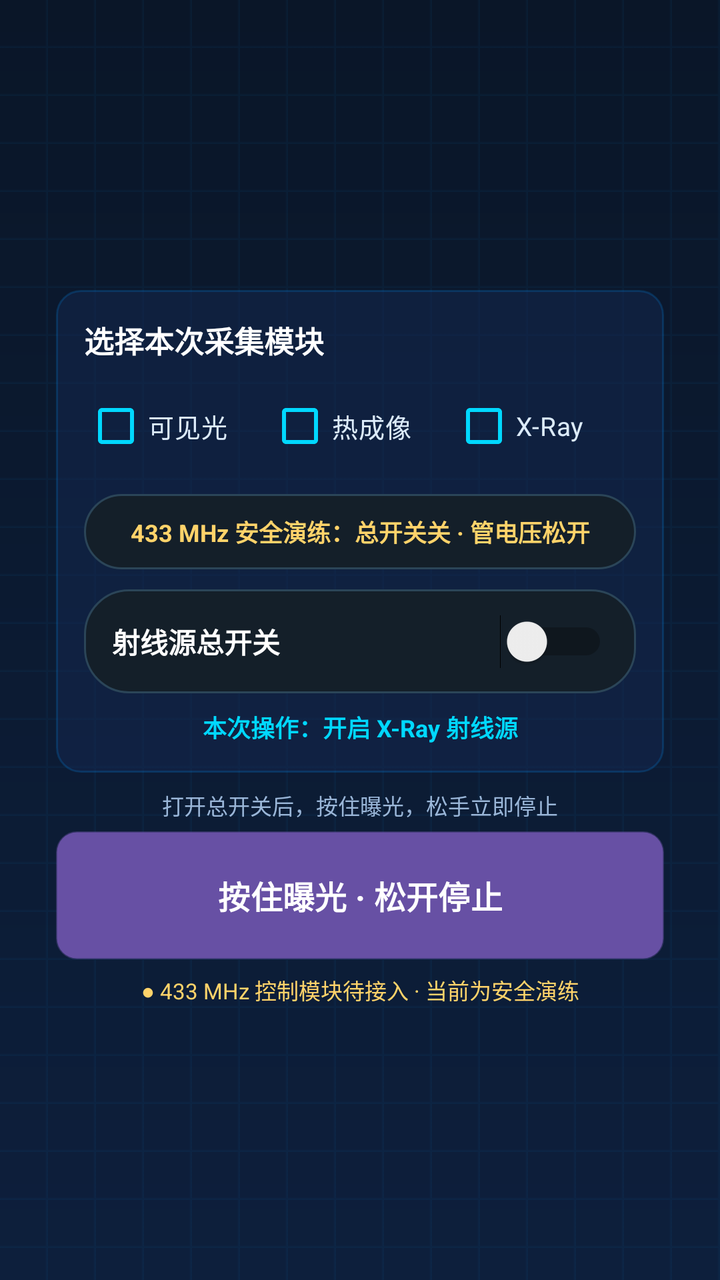
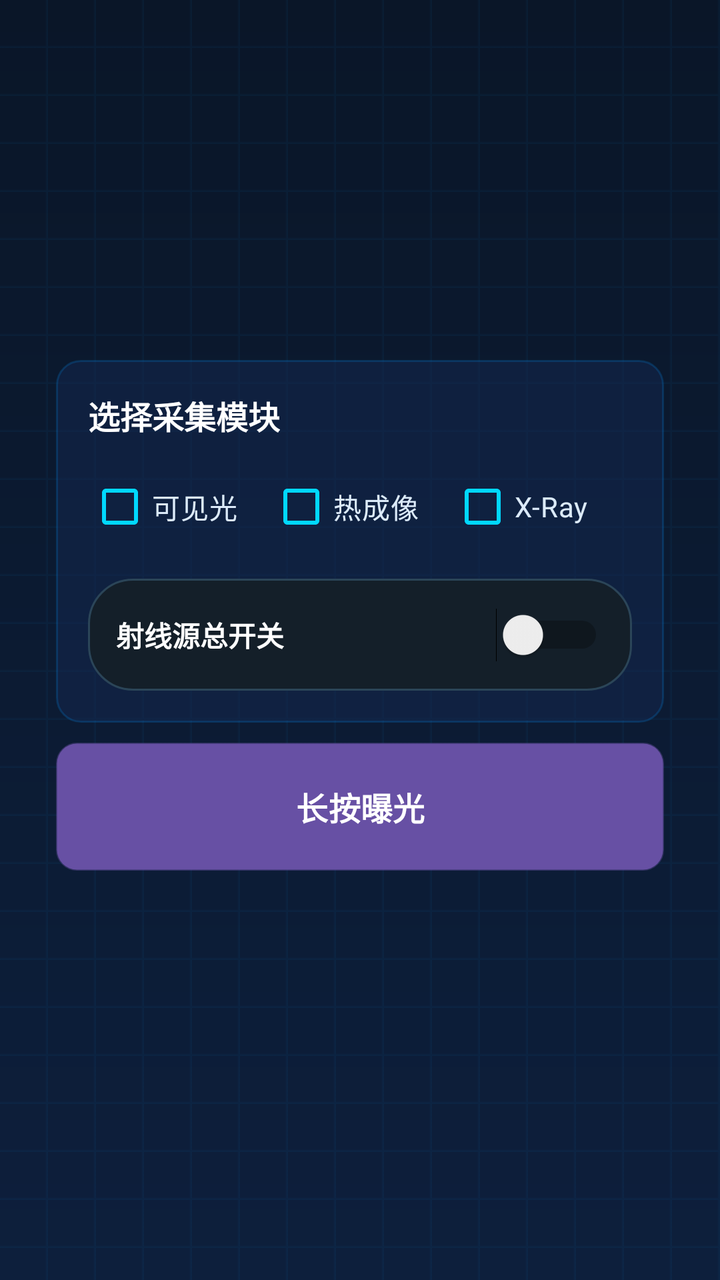

Two renders of the same Android screen: before a commit and after it. Below are the layout's source before the change and the commit's diff.
<!-- AndroidManifest.xml: application theme Theme.WeiguangDRController -->
<!-- res/layout/fragment_exposure_prepare.xml -->
<?xml version="1.0" encoding="utf-8"?>
<ScrollView xmlns:android="http://schemas.android.com/apk/res/android"
    android:layout_width="match_parent"
    android:layout_height="match_parent"
    android:background="@drawable/bg_root_gradient"
    android:fillViewport="true"
    android:scrollbars="none">

    <LinearLayout
        android:layout_width="match_parent"
        android:layout_height="wrap_content"
        android:gravity="center"
        android:orientation="vertical"
        android:padding="28dp">

        <LinearLayout
            android:layout_width="match_parent"
            android:layout_height="wrap_content"
            android:background="@drawable/bg_card_tech"
            android:orientation="vertical"
            android:padding="12dp"
            android:visibility="gone">

            <TextView
                android:layout_width="wrap_content"
                android:layout_height="wrap_content"
                android:text="曝光设备控制"
                android:textColor="#FFFFFF"
                android:textSize="16sp"
                android:textStyle="bold" />

            <LinearLayout
                android:layout_width="match_parent"
                android:layout_height="wrap_content"
                android:layout_marginTop="10dp"
                android:orientation="horizontal">

                <Button
                    android:id="@+id/cameraControlButton"
                    style="?android:attr/borderlessButtonStyle"
                    android:layout_width="0dp"
                    android:layout_height="58dp"
                    android:layout_weight="1"
                    android:background="@drawable/bg_card_tech_clickable"
                    android:text="摄像头\n检查预览"
                    android:textAllCaps="false"
                    android:textColor="#DCEBFA"
                    android:textSize="12sp" />

                <Space android:layout_width="6dp" android:layout_height="1dp" />

                <Button
                    android:id="@+id/thermalControlButton"
                    style="?android:attr/borderlessButtonStyle"
                    android:layout_width="0dp"
                    android:layout_height="58dp"
                    android:layout_weight="1"
                    android:background="@drawable/bg_card_tech_clickable"
                    android:text="热成像\n检查预览"
                    android:textAllCaps="false"
                    android:textColor="#DCEBFA"
                    android:textSize="12sp" />

                <Space android:layout_width="6dp" android:layout_height="1dp" />

                <Button
                    android:id="@+id/xrayControlButton"
                    style="?android:attr/borderlessButtonStyle"
                    android:layout_width="0dp"
                    android:layout_height="58dp"
                    android:layout_weight="1"
                    android:background="@drawable/bg_card_tech_clickable"
                    android:text="X-Ray\n接口待接入"
                    android:textAllCaps="false"
                    android:textColor="#FFD36A"
                    android:textSize="12sp" />
            </LinearLayout>

            <Button
                android:id="@+id/enableAllButton"
                android:layout_width="match_parent"
                android:layout_height="42dp"
                android:layout_marginTop="8dp"
                android:background="@drawable/bg_btn_new"
                android:text="一键检查三路设备"
                android:textAllCaps="false"
                android:textColor="#FFFFFF"
                android:textSize="13sp"
                android:textStyle="bold" />

            <TextView
                android:id="@+id/deviceStatusText"
                android:layout_width="match_parent"
                android:layout_height="wrap_content"
                android:layout_marginTop="8dp"
                android:text="正在读取设备状态…"
                android:textColor="#9AB6D8"
                android:textSize="11sp" />
        </LinearLayout>

        <LinearLayout
            android:layout_width="match_parent"
            android:layout_height="wrap_content"
            android:layout_marginTop="6dp"
            android:background="@drawable/bg_card_tech"
            android:orientation="vertical"
            android:padding="12dp"
            android:visibility="gone">

            <TextView
                android:layout_width="wrap_content"
                android:layout_height="wrap_content"
                android:text="曝光前确认"
                android:textColor="#FFFFFF"
                android:textSize="15sp"
                android:textStyle="bold" />

            <LinearLayout
                android:layout_width="match_parent"
                android:layout_height="wrap_content"
                android:layout_marginTop="8dp"
                android:orientation="horizontal">

                <TextView
                    android:id="@+id/cameraPreviewEntry"
                    android:layout_width="0dp"
                    android:layout_height="72dp"
                    android:layout_weight="1"
                    android:background="@drawable/bg_card_tech_clickable"
                    android:clickable="true"
                    android:focusable="true"
                    android:gravity="center"
                    android:text="摄像头画面\n点击查看"
                    android:textColor="#C8D8E8"
                    android:textSize="12sp" />

                <Space android:layout_width="8dp" android:layout_height="1dp" />

                <TextView
                    android:id="@+id/thermalPreviewEntry"
                    android:layout_width="0dp"
                    android:layout_height="72dp"
                    android:layout_weight="1"
                    android:background="@drawable/bg_card_tech_clickable"
                    android:clickable="true"
                    android:focusable="true"
                    android:gravity="center"
                    android:text="热成像画面\n点击查看"
                    android:textColor="#C8D8E8"
                    android:textSize="12sp" />
            </LinearLayout>

            <TextView
                android:id="@+id/radarStatusText"
                android:layout_width="match_parent"
                android:layout_height="wrap_content"
                android:layout_marginTop="10dp"
                android:background="@drawable/bg_input_box"
                android:padding="10dp"
                android:text="毫米波雷达：正在读取…"
                android:textColor="#DCEBFA"
                android:textSize="12sp"
                android:lineSpacingExtra="3dp" />
        </LinearLayout>

        <LinearLayout
            android:layout_width="match_parent"
            android:layout_height="wrap_content"
            android:layout_marginTop="8dp"
            android:background="@drawable/bg_card_tech"
            android:orientation="vertical"
            android:padding="14dp">

            <TextView android:layout_width="wrap_content" android:layout_height="wrap_content"
                android:text="选择本次采集模块" android:textColor="#FFFFFF"
                android:textSize="15sp" android:textStyle="bold" />

            <LinearLayout android:layout_width="match_parent" android:layout_height="wrap_content"
                android:layout_marginTop="8dp" android:gravity="center" android:orientation="horizontal">
                <CheckBox android:id="@+id/selectCameraCheck" android:layout_width="0dp"
                    android:layout_height="wrap_content" android:layout_weight="1"
                    android:buttonTint="#00D8FF" android:text="可见光"
                    android:textColor="#DCEBFA" android:textSize="13sp" />
                <CheckBox android:id="@+id/selectThermalCheck" android:layout_width="0dp"
                    android:layout_height="wrap_content" android:layout_weight="1"
                    android:buttonTint="#00D8FF" android:text="热成像"
                    android:textColor="#DCEBFA" android:textSize="13sp" />
                <CheckBox android:id="@+id/selectXrayCheck" android:layout_width="0dp"
                    android:layout_height="wrap_content" android:layout_weight="1"
                    android:buttonTint="#00D8FF" android:checked="true" android:text="X-Ray"
                    android:textColor="#DCEBFA" android:textSize="13sp" />
            </LinearLayout>

            <TextView
                android:id="@+id/xraySequenceStatusText"
                android:layout_width="match_parent"
                android:layout_height="wrap_content"
                android:layout_marginTop="10dp"
                android:background="@drawable/bg_input_box"
                android:gravity="center"
                android:padding="10dp"
                android:text="433 MHz 安全演练：总开关关 · 管电压松开"
                android:textColor="#FFD36A"
                android:textSize="12sp"
                android:textStyle="bold" />

            <Switch
                android:id="@+id/xrayMasterSwitch"
                android:layout_width="match_parent"
                android:layout_height="52dp"
                android:layout_marginTop="10dp"
                android:background="@drawable/bg_input_box"
                android:paddingStart="14dp"
                android:paddingEnd="14dp"
                android:showText="false"
                android:text="射线源总开关"
                android:textColor="#FFFFFF"
                android:textSize="14sp"
                android:textStyle="bold" />

            <TextView
                android:id="@+id/selectionSummaryText"
                android:layout_width="match_parent"
                android:layout_height="wrap_content"
                android:layout_marginTop="8dp"
                android:gravity="center"
                android:text="本次操作：开启 X-Ray 射线源"
                android:textColor="#00D8FF"
                android:textSize="12sp"
                android:textStyle="bold" />
        </LinearLayout>

        <TextView
            android:id="@+id/exposureHintText"
            android:layout_width="match_parent"
            android:layout_height="wrap_content"
            android:layout_marginTop="8dp"
            android:gravity="center"
            android:text="打开总开关后，按住曝光，松手立即停止"
            android:textColor="#9AB6D8"
            android:textSize="11sp" />

        <Button
            android:id="@+id/exposureButton"
            android:layout_width="match_parent"
            android:layout_height="64dp"
            android:layout_marginTop="5dp"
            android:background="@drawable/bg_exposure_hold"
            android:text="按住曝光 · 松开停止"
            android:textAllCaps="false"
            android:textColor="#FFFFFF"
            android:textSize="16sp"
            android:textStyle="bold" />

        <TextView
            android:id="@+id/exposureResultText"
            android:layout_width="match_parent"
            android:layout_height="wrap_content"
            android:layout_marginTop="7dp"
            android:gravity="center"
            android:text="● 433 MHz 控制模块待接入 · 当前为安全演练"
            android:textColor="#FFD36A"
            android:textSize="11sp" />
    </LinearLayout>
</ScrollView>
<!-- resources referenced by this layout -->
<resources>
  <!-- drawable bg_btn_new (drawable) -->
  <?xml version="1.0" encoding="utf-8"?>
  <shape xmlns:android="http://schemas.android.com/apk/res/android"
      android:shape="rectangle">
      <gradient
          android:angle="0"
          android:startColor="#0088FF"
          android:endColor="#00CCFF" />
      <corners android:radius="8dp" />
  </shape>
  <!-- drawable bg_card_tech (drawable) -->
  <?xml version="1.0" encoding="utf-8"?>
  <shape xmlns:android="http://schemas.android.com/apk/res/android"
      android:shape="rectangle">
      <solid android:color="#80142850" />
      <corners android:radius="12dp" />
      <stroke
          android:width="1dp"
          android:color="#330096FF" />
  </shape>
  <!-- drawable bg_card_tech_clickable (drawable) -->
  <?xml version="1.0" encoding="utf-8"?>
  <selector xmlns:android="http://schemas.android.com/apk/res/android">
      <item android:state_pressed="true">
          <shape android:shape="rectangle">
              <solid android:color="#B0284068" />
              <corners android:radius="12dp" />
              <stroke
                  android:width="2dp"
                  android:color="#A000B4FF" />
          </shape>
      </item>
      <item android:state_focused="true">
          <shape android:shape="rectangle">
              <solid android:color="#99142850" />
              <corners android:radius="12dp" />
              <stroke
                  android:width="2dp"
                  android:color="#8000B4FF" />
          </shape>
      </item>
      <item>
          <shape android:shape="rectangle">
              <solid android:color="#80142850" />
              <corners android:radius="12dp" />
              <stroke
                  android:width="1dp"
                  android:color="#330096FF" />
          </shape>
      </item>
  </selector>
  <!-- drawable bg_exposure_hold (drawable) -->
  <?xml version="1.0" encoding="utf-8"?>
  <selector xmlns:android="http://schemas.android.com/apk/res/android">
      <item android:state_pressed="true">
          <shape android:shape="rectangle">
              <gradient android:angle="0" android:startColor="#FF8A00" android:endColor="#FFB800" />
              <corners android:radius="10dp" />
              <stroke android:width="2dp" android:color="#FFFFD36A" />
          </shape>
      </item>
      <item>
          <shape android:shape="rectangle">
              <gradient android:angle="0" android:startColor="#007ACC" android:endColor="#00B4FF" />
              <corners android:radius="10dp" />
              <stroke android:width="1dp" android:color="#6600D8FF" />
          </shape>
      </item>
  </selector>
  <!-- drawable bg_input_box (drawable) -->
  <?xml version="1.0" encoding="utf-8"?>
  <shape xmlns:android="http://schemas.android.com/apk/res/android">
      <solid android:color="#141F29" />
      <corners android:radius="22dp" />
      <stroke
          android:width="1dp"
          android:color="#2B4558" />
  </shape>
  <!-- drawable bg_root_gradient (drawable) -->
  <?xml version="1.0" encoding="utf-8"?>
  <layer-list xmlns:android="http://schemas.android.com/apk/res/android">
      <item>
          <shape android:shape="rectangle">
              <gradient
                  android:angle="270"
                  android:startColor="#0A1628"
                  android:endColor="#0D1F3C" />
          </shape>
      </item>
      <item>
          <bitmap
              android:gravity="fill"
              android:src="@drawable/grid_pattern"
              android:tileMode="repeat" />
      </item>
  </layer-list>
  <style name="Theme.WeiguangDRController" parent="Base.Theme.WeiguangDRController" />
  <!-- drawable grid_pattern: png bitmap (drawable, 115 bytes) -->
  <style name="Base.Theme.WeiguangDRController" parent="Theme.Material3.DayNight.NoActionBar">
          
          
      </style>
</resources>

<!-- the commit's change to res/layout/fragment_exposure_prepare.xml (unified diff, before → after) -->
@@ -18,13 +18,12 @@
             android:layout_height="wrap_content"
             android:background="@drawable/bg_card_tech"
             android:orientation="vertical"
-            android:padding="12dp"
-            android:visibility="gone">
+            android:padding="16dp">
 
             <TextView
                 android:layout_width="wrap_content"
                 android:layout_height="wrap_content"
-                android:text="曝光设备控制"
+                android:text="选择采集模块"
                 android:textColor="#FFFFFF"
                 android:textSize="16sp"
                 android:textStyle="bold" />
@@ -33,182 +32,46 @@
                 android:layout_width="match_parent"
                 android:layout_height="wrap_content"
                 android:layout_marginTop="10dp"
+                android:gravity="center"
                 android:orientation="horizontal">
 
-                <Button
-                    android:id="@+id/cameraControlButton"
-                    style="?android:attr/borderlessButtonStyle"
+                <CheckBox
+                    android:id="@+id/selectCameraCheck"
                     android:layout_width="0dp"
-                    android:layout_height="58dp"
+                    android:layout_height="wrap_content"
                     android:layout_weight="1"
-                    android:background="@drawable/bg_card_tech_clickable"
-                    android:text="摄像头\n检查预览"
-                    android:textAllCaps="false"
+                    android:buttonTint="#00D8FF"
+                    android:text="可见光"
                     android:textColor="#DCEBFA"
-                    android:textSize="12sp" />
+                    android:textSize="14sp" />
 
-                <Space android:layout_width="6dp" android:layout_height="1dp" />
+                <CheckBox
+                    android:id="@+id/selectThermalCheck"
+                    android:layout_width="0dp"
+                    android:layout_height="wrap_content"
+                    android:layout_weight="1"
+                    android:buttonTint="#00D8FF"
+                    android:text="热成像"
+                    android:textColor="#DCEBFA"
+                    android:textSize="14sp" />
 
-                <Button
-                    android:id="@+id/thermalControlButton"
-                    style="?android:attr/borderlessButtonStyle"
+                <CheckBox
+                    android:id="@+id/selectXrayCheck"
                     android:layout_width="0dp"
-                    android:layout_height="58dp"
+                    android:layout_height="wrap_content"
                     android:layout_weight="1"
-                    android:background="@drawable/bg_card_tech_clickable"
-                    android:text="热成像\n检查预览"
-                    android:textAllCaps="false"
+                    android:buttonTint="#00D8FF"
+                    android:checked="true"
+                    android:text="X-Ray"
                     android:textColor="#DCEBFA"
-                    android:textSize="12sp" />
-
-                <Space android:layout_width="6dp" android:layout_height="1dp" />
-
-                <Button
-                    android:id="@+id/xrayControlButton"
-                    style="?android:attr/borderlessButtonStyle"
-                    android:layout_width="0dp"
-                    android:layout_height="58dp"
-                    android:layout_weight="1"
-                    android:background="@drawable/bg_card_tech_clickable"
-                    android:text="X-Ray\n接口待接入"
-                    android:textAllCaps="false"
-                    android:textColor="#FFD36A"
-                    android:textSize="12sp" />
+                    android:textSize="14sp" />
             </LinearLayout>
-
-            <Button
-                android:id="@+id/enableAllButton"
-                android:layout_width="match_parent"
-                android:layout_height="42dp"
-                android:layout_marginTop="8dp"
-                android:background="@drawable/bg_btn_new"
-                android:text="一键检查三路设备"
-                android:textAllCaps="false"
-                android:textColor="#FFFFFF"
-                android:textSize="13sp"
-                android:textStyle="bold" />
-
-            <TextView
-                android:id="@+id/deviceStatusText"
-                android:layout_width="match_parent"
-                android:layout_height="wrap_content"
-                android:layout_marginTop="8dp"
-                android:text="正在读取设备状态…"
-                android:textColor="#9AB6D8"
-                android:textSize="11sp" />
-        </LinearLayout>
-
-        <LinearLayout
-            android:layout_width="match_parent"
-            android:layout_height="wrap_content"
-            android:layout_marginTop="6dp"
-            android:background="@drawable/bg_card_tech"
-            android:orientation="vertical"
-            android:padding="12dp"
-            android:visibility="gone">
-
-            <TextView
-                android:layout_width="wrap_content"
-                android:layout_height="wrap_content"
-                android:text="曝光前确认"
-                android:textColor="#FFFFFF"
-                android:textSize="15sp"
-                android:textStyle="bold" />
-
-            <LinearLayout
-                android:layout_width="match_parent"
-                android:layout_height="wrap_content"
-                android:layout_marginTop="8dp"
-                android:orientation="horizontal">
-
-                <TextView
-                    android:id="@+id/cameraPreviewEntry"
-                    android:layout_width="0dp"
-                    android:layout_height="72dp"
-                    android:layout_weight="1"
-                    android:background="@drawable/bg_card_tech_clickable"
-                    android:clickable="true"
-                    android:focusable="true"
-                    android:gravity="center"
-                    android:text="摄像头画面\n点击查看"
-                    android:textColor="#C8D8E8"
-                    android:textSize="12sp" />
-
-                <Space android:layout_width="8dp" android:layout_height="1dp" />
-
-                <TextView
-                    android:id="@+id/thermalPreviewEntry"
-                    android:layout_width="0dp"
-                    android:layout_height="72dp"
-                    android:layout_weight="1"
-                    android:background="@drawable/bg_card_tech_clickable"
-                    android:clickable="true"
-                    android:focusable="true"
-                    android:gravity="center"
-                    android:text="热成像画面\n点击查看"
-                    android:textColor="#C8D8E8"
-                    android:textSize="12sp" />
-            </LinearLayout>
-
-            <TextView
-                android:id="@+id/radarStatusText"
-                android:layout_width="match_parent"
-                android:layout_height="wrap_content"
-                android:layout_marginTop="10dp"
-                android:background="@drawable/bg_input_box"
-                android:padding="10dp"
-                android:text="毫米波雷达：正在读取…"
-                android:textColor="#DCEBFA"
-                android:textSize="12sp"
-                android:lineSpacingExtra="3dp" />
-        </LinearLayout>
-
-        <LinearLayout
-            android:layout_width="match_parent"
-            android:layout_height="wrap_content"
-            android:layout_marginTop="8dp"
-            android:background="@drawable/bg_card_tech"
-            android:orientation="vertical"
-            android:padding="14dp">
-
-            <TextView android:layout_width="wrap_content" android:layout_height="wrap_content"
-                android:text="选择本次采集模块" android:textColor="#FFFFFF"
-                android:textSize="15sp" android:textStyle="bold" />
-
-            <LinearLayout android:layout_width="match_parent" android:layout_height="wrap_content"
-                android:layout_marginTop="8dp" android:gravity="center" android:orientation="horizontal">
-                <CheckBox android:id="@+id/selectCameraCheck" android:layout_width="0dp"
-                    android:layout_height="wrap_content" android:layout_weight="1"
-                    android:buttonTint="#00D8FF" android:text="可见光"
-                    android:textColor="#DCEBFA" android:textSize="13sp" />
-                <CheckBox android:id="@+id/selectThermalCheck" android:layout_width="0dp"
-                    android:layout_height="wrap_content" android:layout_weight="1"
-                    android:buttonTint="#00D8FF" android:text="热成像"
-                    android:textColor="#DCEBFA" android:textSize="13sp" />
-                <CheckBox android:id="@+id/selectXrayCheck" android:layout_width="0dp"
-                    android:layout_height="wrap_content" android:layout_weight="1"
-                    android:buttonTint="#00D8FF" android:checked="true" android:text="X-Ray"
-                    android:textColor="#DCEBFA" android:textSize="13sp" />
-            </LinearLayout>
-
-            <TextView
-                android:id="@+id/xraySequenceStatusText"
-                android:layout_width="match_parent"
-                android:layout_height="wrap_content"
-                android:layout_marginTop="10dp"
-                android:background="@drawable/bg_input_box"
-                android:gravity="center"
-                android:padding="10dp"
-                android:text="433 MHz 安全演练：总开关关 · 管电压松开"
-                android:textColor="#FFD36A"
-                android:textSize="12sp"
-                android:textStyle="bold" />
 
             <Switch
                 android:id="@+id/xrayMasterSwitch"
                 android:layout_width="match_parent"
-                android:layout_height="52dp"
-                android:layout_marginTop="10dp"
+                android:layout_height="56dp"
+                android:layout_marginTop="12dp"
                 android:background="@drawable/bg_input_box"
                 android:paddingStart="14dp"
                 android:paddingEnd="14dp"
@@ -217,36 +80,15 @@
                 android:textColor="#FFFFFF"
                 android:textSize="14sp"
                 android:textStyle="bold" />
-
-            <TextView
-                android:id="@+id/selectionSummaryText"
-                android:layout_width="match_parent"
-                android:layout_height="wrap_content"
-                android:layout_marginTop="8dp"
-                android:gravity="center"
-                android:text="本次操作：开启 X-Ray 射线源"
-                android:textColor="#00D8FF"
-                android:textSize="12sp"
-                android:textStyle="bold" />
         </LinearLayout>
-
-        <TextView
-            android:id="@+id/exposureHintText"
-            android:layout_width="match_parent"
-            android:layout_height="wrap_content"
-            android:layout_marginTop="8dp"
-            android:gravity="center"
-            android:text="打开总开关后，按住曝光，松手立即停止"
-            android:textColor="#9AB6D8"
-            android:textSize="11sp" />
 
         <Button
             android:id="@+id/exposureButton"
             android:layout_width="match_parent"
             android:layout_height="64dp"
-            android:layout_marginTop="5dp"
+            android:layout_marginTop="10dp"
             android:background="@drawable/bg_exposure_hold"
-            android:text="按住曝光 · 松开停止"
+            android:text="长按曝光"
             android:textAllCaps="false"
             android:textColor="#FFFFFF"
             android:textSize="16sp"
@@ -256,10 +98,10 @@
             android:id="@+id/exposureResultText"
             android:layout_width="match_parent"
             android:layout_height="wrap_content"
-            android:layout_marginTop="7dp"
+            android:layout_marginTop="8dp"
             android:gravity="center"
-            android:text="● 433 MHz 控制模块待接入 · 当前为安全演练"
+            android:text=""
             android:textColor="#FFD36A"
-            android:textSize="11sp" />
+            android:textSize="12sp" />
     </LinearLayout>
 </ScrollView>
<!-- resource entries referenced after the edit -->
@@ -1,15 +1,5 @@
 <!-- resources referenced by this layout -->
 <resources>
-  <!-- drawable bg_btn_new (drawable) -->
-  <?xml version="1.0" encoding="utf-8"?>
-  <shape xmlns:android="http://schemas.android.com/apk/res/android"
-      android:shape="rectangle">
-      <gradient
-          android:angle="0"
-          android:startColor="#0088FF"
-          android:endColor="#00CCFF" />
-      <corners android:radius="8dp" />
-  </shape>
   <!-- drawable bg_card_tech (drawable) -->
   <?xml version="1.0" encoding="utf-8"?>
   <shape xmlns:android="http://schemas.android.com/apk/res/android"
@@ -20,37 +10,6 @@
           android:width="1dp"
           android:color="#330096FF" />
   </shape>
-  <!-- drawable bg_card_tech_clickable (drawable) -->
-  <?xml version="1.0" encoding="utf-8"?>
-  <selector xmlns:android="http://schemas.android.com/apk/res/android">
-      <item android:state_pressed="true">
-          <shape android:shape="rectangle">
-              <solid android:color="#B0284068" />
-              <corners android:radius="12dp" />
-              <stroke
-                  android:width="2dp"
-                  android:color="#A000B4FF" />
-          </shape>
-      </item>
-      <item android:state_focused="true">
-          <shape android:shape="rectangle">
-              <solid android:color="#99142850" />
-              <corners android:radius="12dp" />
-              <stroke
-                  android:width="2dp"
-                  android:color="#8000B4FF" />
-          </shape>
-      </item>
-      <item>
-          <shape android:shape="rectangle">
-              <solid android:color="#80142850" />
-              <corners android:radius="12dp" />
-              <stroke
-                  android:width="1dp"
-                  android:color="#330096FF" />
-          </shape>
-      </item>
-  </selector>
   <!-- drawable bg_exposure_hold (drawable) -->
   <?xml version="1.0" encoding="utf-8"?>
   <selector xmlns:android="http://schemas.android.com/apk/res/android">
